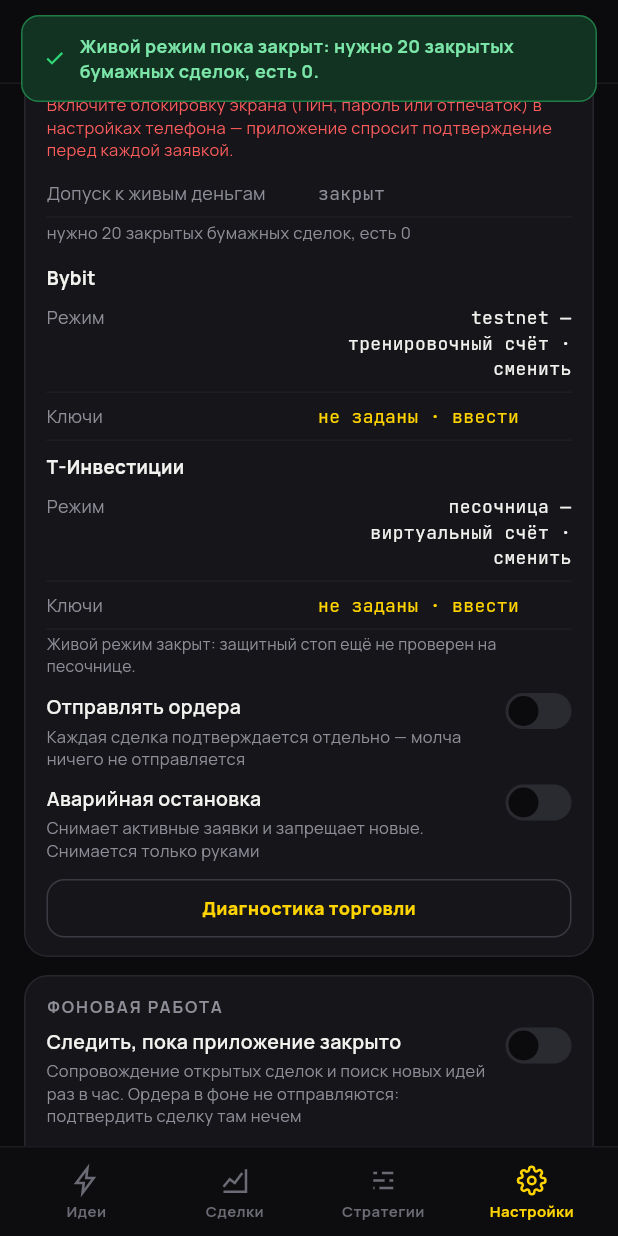
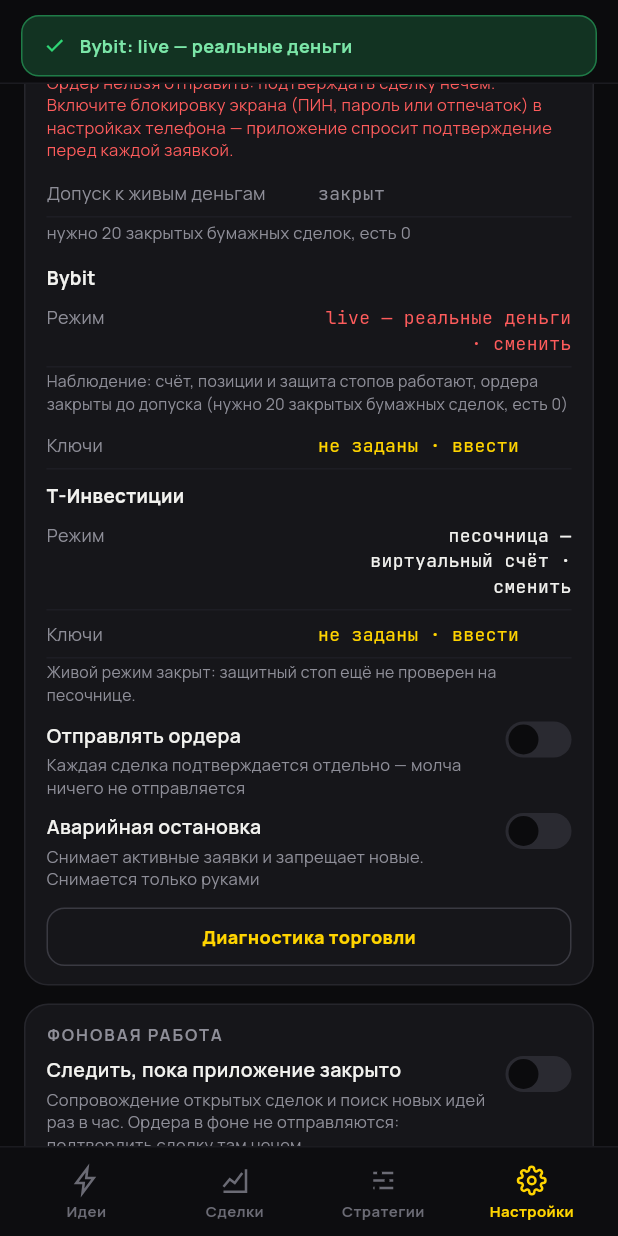
Before and after one commit to compas-psy/signalAI-mobileApp, a Flutter app: the screen it shows after launch, item 4 of the bottom bar chosen, scrolled down 576 dp, after a tap on "Режим", on a phone screen of 412 x 824 dp. Run offline on Flutter 3.47's test engine with Material 3 defaults, Android fonts, the phone set to English and light mode, and no system bars; network calls fail.

Commit message:
Bybit mainnet как наблюдение и триггерная свеча в сетке подбора
Владельцу недоступен сайт testnet.bybit.com, а его живой ключ работает —
кросс-проверка это доказала. Прежняя логика запирала переключение на live
за допуском по бумажной статистике, то есть биржу нельзя было подключить
вовсе.

Допуск теперь сторожит то, что действительно опасно, — отправку ордеров,
и проверяется в confirmSignal, в момент, когда деньги реально могут уйти.
Переключение Bybit на живой счёт открыто всегда: это режим наблюдения —
ключи проверяются биржей, позиции и заявки видны на «Сделках», защита
стопов работает. Под строкой режима написано прямо: ордера закрыты до
допуска, с причиной. Живой режим Т-Инвестиций по-прежнему закрыт целиком,
пока постановка защитного стопа не подтверждена песочницей.

Второй рычаг качества стратегии — триггерная свеча: вариант скринера,
который не торгует ретест без реакции цены на уровень (пин-бар, поглощение
или внутренний бар в сторону сделки). Включается не руками, а walk-forward
подбором: в сетку добавлена триггерная ветка, и фильтр применится, только
если выигрывает на данных вне обучающей выборки. Цена фильтра — меньше
сделок; решать, стоит ли она того, должна выборка, а не разработчик.

254 теста, analyze чистый.

Co-Authored-By: Claude Opus 5 <noreply@anthropic.com>
Claude-Session: https://claude.ai/code/session_01UPp3gCuVo3LLjH2jr5YaGn

```diff
--- a/lib/data/local_analysis_repository.dart
+++ b/lib/data/local_analysis_repository.dart
@@ -308,23 +308,21 @@ class LocalAnalysisRepository
   @override
   Future<void> setTradingMode(BrokerId broker, TradingMode mode) async {
     await _ensureLoaded();
-    if (mode == TradingMode.live) {
+    if (mode == TradingMode.live && broker == BrokerId.tinvest) {
       // Живой режим Т-Инвестиций закрыт сверх общего допуска: там защитный
       // стоп ставится отдельным запросом, и пока на песочнице не видно, что
       // он реально встаёт вместе с позицией, пускать туда деньги нельзя.
-      if (broker == BrokerId.tinvest) {
       throw const FeatureUnavailableException(
         'Живой режим Т-Инвестиций закрыт: защитный стоп там ставится '
         'отдельной заявкой, и это ещё не проверено на песочнице. '
         'Откроется, когда поведение подтвердится.',
       );
     }
-      if (!liveGate.allowed) {
-        throw FeatureUnavailableException(
-          'Живой режим пока закрыт: ${liveGate.reason}.',
-        );
-      }
-    }
+    // Переключение Bybit на живой счёт открыто и при закрытом допуске: это
+    // режим наблюдения — ключи проверяются, позиции видны, защита стопов
+    // работает. Допуск сторожит не режим, а отправку ордеров: проверка стоит
+    // в confirmSignal, в момент, когда деньги реально могут уйти. Владелец,
+    // которому недоступен testnet, иначе не смог бы подключить биржу вовсе.
     _trading = _trading.withMode(broker, mode);
     _brokers.remove(broker);
     await _persistState();
@@ -1433,6 +1431,16 @@ class LocalAnalysisRepository
       );
     }
     final mode = _trading.modeOf(brokerId);
+    // Допуск к живым деньгам проверяется здесь, а не при смене режима:
+    // живой счёт можно подключить и наблюдать, но ордер на него уйдёт
+    // только когда бумажная статистика заработала это право.
+    if (mode == TradingMode.live && !liveGate.allowed) {
+      throw FeatureUnavailableException(
+        'Живой счёт в режиме наблюдения: ордера закрыты, пока допуск не '
+        'открыт (${liveGate.reason}). Сделка может вестись на бумаге — '
+        'кнопкой в карточке.',
+      );
+    }
     if (!await hasBrokerKeys(brokerId)) {
       throw FeatureUnavailableException(
         'Ключи ${brokerId.title} для режима «${mode.labelFor(brokerId)}» не заданы.',
@@ -1981,12 +1989,11 @@ class LocalAnalysisRepository
     for (final id in BrokerId.values) {
       final mode = _trading.modeOf(id);
       // У Т-Инвестиций живой режим закрыт сверх общего допуска, пока
-      // постановка защитного стопа не подтверждена на песочнице.
-      final blocked = id == BrokerId.tinvest
-          ? 'защитный стоп ещё не проверен на песочнице'
-          : gate.allowed
-              ? ''
-              : gate.reason;
+      // постановка защитного стопа не подтверждена на песочнице. Bybit на
+      // живой счёт переключается всегда: допуск сторожит отправку ордеров,
+      // а не наблюдение за счётом.
+      final blocked =
+          id == BrokerId.tinvest ? 'защитный стоп ещё не проверен на песочнице' : '';
       final check = keyCheckOf(id);
       final hasKeys = await hasBrokerKeys(id);
       brokers.add(BrokerView(
@@ -1999,6 +2006,10 @@ class LocalAnalysisRepository
         liveBlockedReason: blocked,
         keyNote: check == null ? '' : '${_timeLabel(check.at)} · ${check.note}',
         keysAccepted: hasKeys && (check?.ok ?? false),
+        modeNote: mode == TradingMode.live && !gate.allowed
+            ? 'Наблюдение: счёт, позиции и защита стопов работают, ордера '
+                'закрыты до допуска (${gate.reason})'
+            : '',
       ));
     }
 
--- a/lib/domain/models/settings.dart
+++ b/lib/domain/models/settings.dart
@@ -144,6 +144,7 @@ class BrokerView {
     required this.liveBlockedReason,
     this.keyNote = '',
     this.keysAccepted = false,
+    this.modeNote = '',
   });
 
   /// Идентификатор площадки строкой — интерфейсу хватает его для вызовов.
@@ -170,6 +171,10 @@ class BrokerView {
   /// Ключи есть и биржа их приняла. Только в этом состоянии площадка
   /// действительно может отправить заявку.
   final bool keysAccepted;
+
+  /// Пояснение к текущему режиму: например, «наблюдение» на живом счёте,
+  /// пока допуск к ордерам закрыт. Пусто — пояснять нечего.
+  final String modeNote;
 }
 
 /// Состояние торгового контура для настроек.
--- a/lib/ui/screens/settings_screen.dart
+++ b/lib/ui/screens/settings_screen.dart
@@ -339,6 +339,14 @@ class _TradingCard extends StatelessWidget {
                 broker.live ? TradingMode.testnet : TradingMode.live,
               ),
             ),
+            if (broker.modeNote.isNotEmpty)
+              Padding(
+                padding: const EdgeInsets.only(top: 2, bottom: 4),
+                child: Text(
+                  broker.modeNote,
+                  style: T.body(10.5, color: C.muted, height: 1.4),
+                ),
+              ),
             KeyValueRow(
               name: 'Ключи',
               // Три разных состояния, а не два: ключ может лежать в хранилище
```
Also changed, not shown: lib/domain/analysis/optimizer.dart (+17 -1 lines), lib/domain/analysis/screener.dart (+24 -0 lines), 3 other files. Lines whose indentation alone changed are shown as unchanged.
